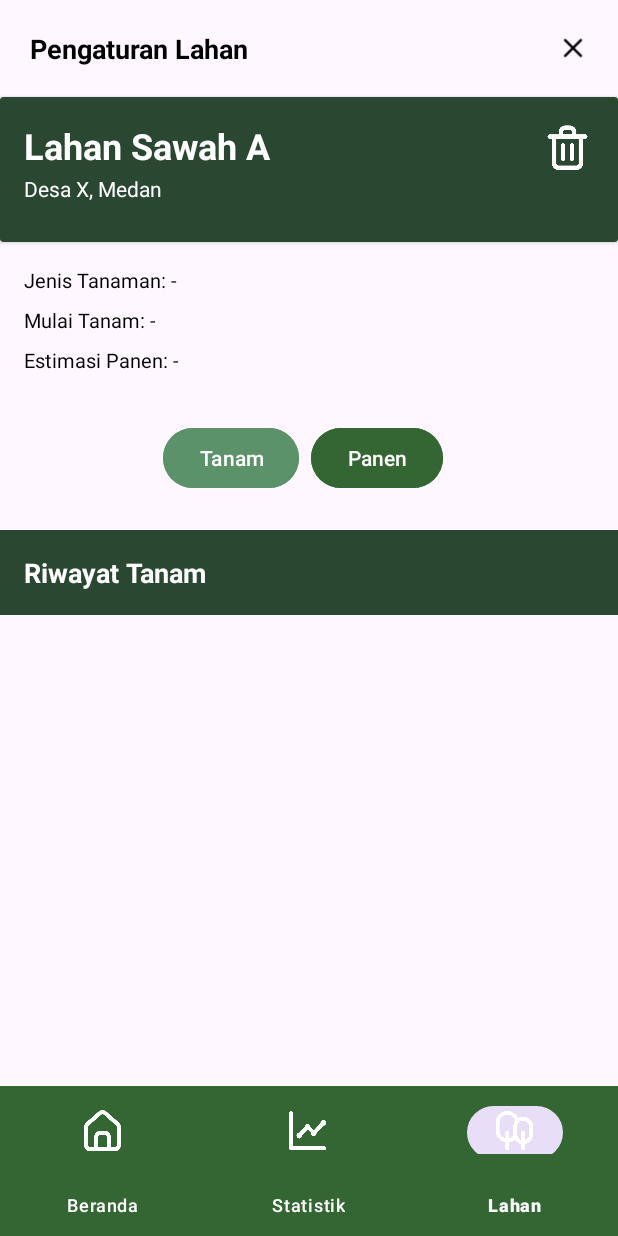
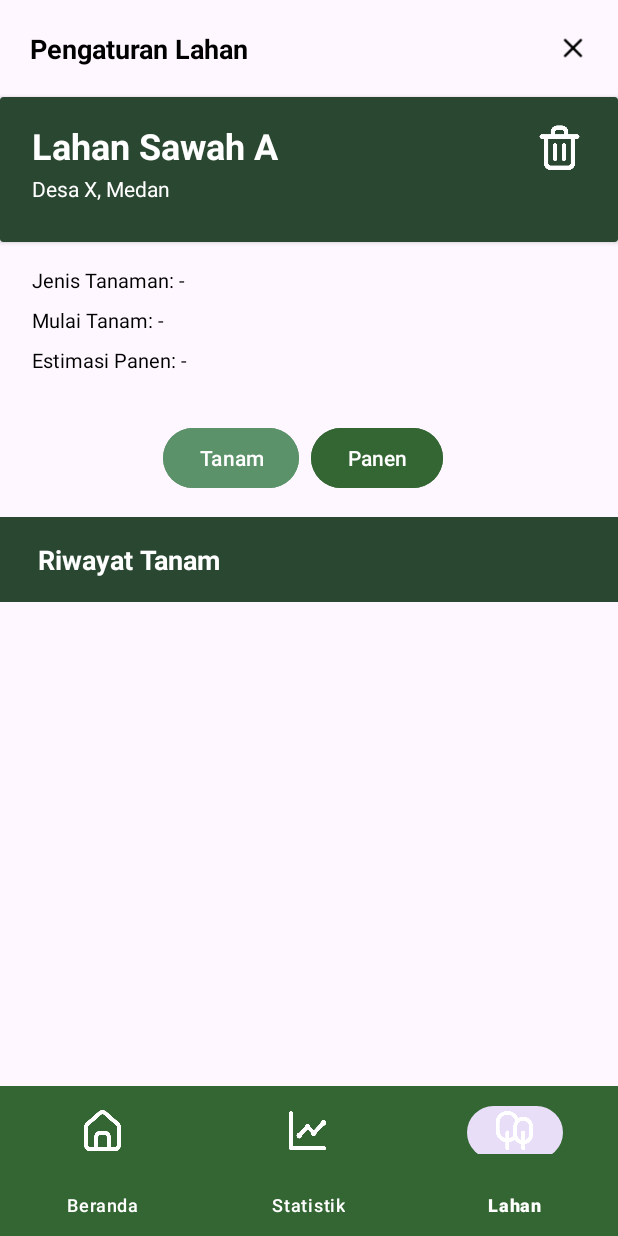
Before and after one commit to suvlim/UAS-PAB, an Android app built with Jetpack Compose: the DetailLahan screen opened directly, with no data from a screen before it, on a phone screen of 412 x 824 dp. Run offline under Robolectric (Android 15) with nearby library versions, the phone set to English and light mode, and no system bars; libraries missing offline, so code that uses them is left out: io.realm; 4 statements that could not run were skipped.

Commit message:
Finalisasi Layout dan Padding

```diff
--- a/app/src/main/res/layout/activity_dashboard.xml
+++ b/app/src/main/res/layout/activity_dashboard.xml
@@ -44,10 +44,12 @@
                         <ImageView
                             android:layout_width="60dp"
                             android:layout_height="60dp"
+                            android:paddingLeft="5dp"
                             android:src="@drawable/logo" />
 
                         <TextView
-                            android:layout_width="284dp"
+                            android:layout_width="0dp"
+                            android:layout_weight="1"
                             android:layout_height="wrap_content"
                             android:paddingStart="8dp"
                             android:text="Beranda"
@@ -356,7 +358,7 @@
     <com.google.android.material.bottomnavigation.BottomNavigationView
         android:id="@+id/bottom_nav"
         android:layout_width="match_parent"
-        android:layout_height="90dp"
+        android:layout_height="100dp"
         android:background="@color/dark_green"
         app:itemIconTint="@color/white"
         app:itemTextColor="@color/white"
--- a/app/src/main/res/layout/activity_detail_lahan.xml
+++ b/app/src/main/res/layout/activity_detail_lahan.xml
@@ -52,7 +52,8 @@
             app:cardBackgroundColor="@color/forest_green">
             <ScrollView
                 android:layout_width="match_parent"
-                android:layout_height="wrap_content">
+                android:layout_height="wrap_content"
+                android:paddingHorizontal="5dp">
                 <LinearLayout
                     android:layout_width="match_parent"
                     android:layout_height="wrap_content"
@@ -93,6 +94,7 @@
             android:layout_width="match_parent"
             android:layout_height="wrap_content"
             android:padding="16dp"
+            android:layout_marginHorizontal="5dp"
             android:orientation="vertical">
             <TextView
                 android:id="@+id/txvJenisTanaman"
@@ -155,8 +157,9 @@
             android:text="Riwayat Tanam"
             android:textSize="18sp"
             android:textStyle="bold"
-            android:padding="16dp"
-            android:layout_marginTop="24dp"
+            android:paddingVertical="16dp"
+            android:paddingHorizontal="25dp"
+            android:layout_marginTop="15dp"
             android:background="@color/forest_green"
             android:textColor="@color/white"/>
 
@@ -164,6 +167,7 @@
         <ListView
             android:id="@+id/lsvHistoryTanam"
             android:layout_width="match_parent"
+            android:layout_marginHorizontal="5dp"
             android:layout_height="0dp"
             android:layout_weight="1"
             android:paddingTop="8dp" />
--- a/app/src/main/res/layout/activity_edit_lahan.xml
+++ b/app/src/main/res/layout/activity_edit_lahan.xml
@@ -67,6 +67,7 @@
                     android:layout_width="match_parent"
                     android:layout_height="wrap_content"
                     android:orientation="vertical"
+                    android:layout_marginHorizontal="5dp"
                     android:padding="16dp">
 
                     <TextView
@@ -100,6 +101,7 @@
                 android:layout_width="match_parent"
                 android:layout_height="match_parent"
                 android:orientation="vertical"
+                android:layout_marginHorizontal="5dp"
                 android:padding="16dp">
 
                 <TextView
--- a/app/src/main/res/layout/activity_tambah_detail_lahan.xml
+++ b/app/src/main/res/layout/activity_tambah_detail_lahan.xml
@@ -73,8 +73,9 @@
                 <LinearLayout
                     android:layout_width="match_parent"
                     android:layout_height="wrap_content"
+                    android:paddingHorizontal="5dp"
                     android:orientation="vertical"
-                    android:padding="16dp">
+                    android:padding="21dp">
 
                     <TextView
                         android:id="@+id/txvNamaLahan"
@@ -107,7 +108,8 @@
                 android:layout_width="match_parent"
                 android:layout_height="match_parent"
                 android:orientation="vertical"
-                android:padding="16dp">
+                android:paddingVertical="16dp"
+                android:paddingHorizontal="21dp">
 
                 <TextView
                     android:layout_width="wrap_content"
--- a/app/src/main/res/layout/riwayat_tanam.xml
+++ b/app/src/main/res/layout/riwayat_tanam.xml
@@ -25,6 +25,7 @@
                     android:layout_height="wrap_content"
                     android:text="Tanggal Tanam : 01/01/2001"
                     android:textSize="6pt"
+                    android:layout_marginBottom="5dp"
                     android:textColor="@color/black" />
                 <TextView
                     android:id="@+id/txvTanggalPanen"
@@ -37,8 +38,8 @@
             </LinearLayout>
             <ImageView
                 android:id="@+id/imvGambarTanaman"
-                android:layout_width="30dp"
-                android:layout_height="30dp"
+                android:layout_width="35dp"
+                android:layout_height="35dp"
                 android:src="@drawable/corn"
                 android:layout_marginRight="10dp"
                 android:layout_gravity="center"/>
```
Also changed, not shown: app/src/main/res/layout/activity_atur_sensor.xml (+7 -2 lines), app/src/main/res/layout/activity_laporan.xml (+15 -11 lines), app/src/main/res/layout/item_lahan.xml (+4 -4 lines), app/src/main/res/layout/monitoring.xml (+8 -6 lines).
